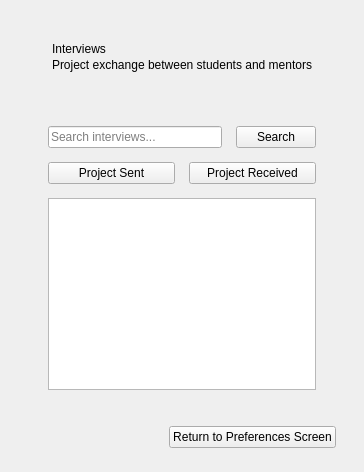
Above: ui/interviews_page.ui from MS-Sezgin/crm_project before the change. Below: the same form after it.
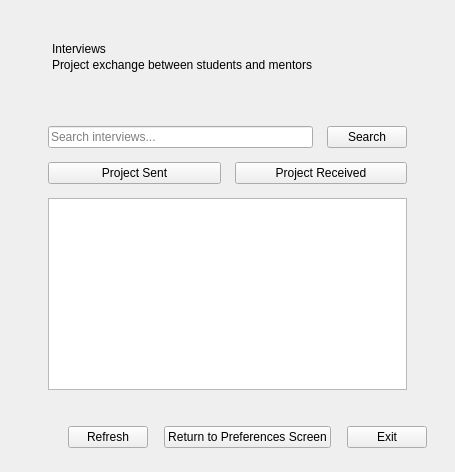
That is the form after the change.

Commit message: Update Drive sync, refresh, logout, exit and background download

The edit to the form file:
```diff
--- a/ui/interviews_page.ui
+++ b/ui/interviews_page.ui
@@ -59,7 +59,9 @@
    <item>
     <layout class="QHBoxLayout" name="footerRow">
      <item><spacer name="footerSpacer"><property name="orientation"><enum>Qt::Orientation::Horizontal</enum></property><property name="sizeHint" stdset="0"><size><width>40</width><height>20</height></size></property></spacer></item>
+     <item><widget class="QPushButton" name="btnRefresh"><property name="text"><string>Refresh</string></property></widget></item>
      <item><widget class="QPushButton" name="btnReturn"><property name="text"><string>Return to Preferences Screen</string></property></widget></item>
+     <item><widget class="QPushButton" name="btnExit"><property name="text"><string>Exit</string></property></widget></item>
     </layout>
    </item>
   </layout>
```
The commit also changes 18 other files.
